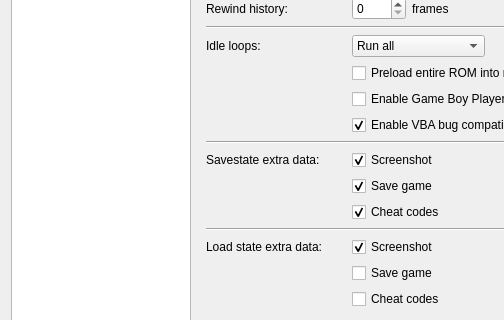
Before: the Qt Designer form src/platform/qt/SettingsView.ui in thenick775/mgba, drawn with Qt 5; both pictures show x 0 to 504 and y 145 to 465 of the 659 by 656 pixel window.
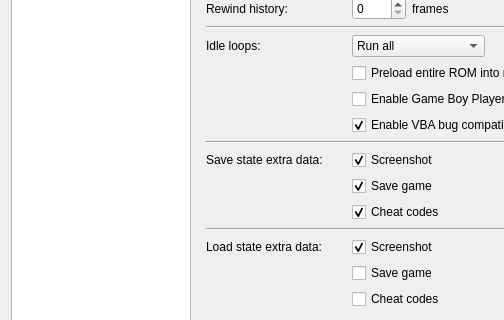
After: the same form once the commit is applied. The open tabs and pages were chosen to show the change.

Patch:
```diff
--- a/src/platform/qt/SettingsView.ui
+++ b/src/platform/qt/SettingsView.ui
@@ -1100,7 +1100,7 @@
        <item row="12" column="0">
         <widget class="QLabel" name="label_24">
          <property name="text">
-          <string>Savestate extra data:</string>
+          <string>Save state extra data:</string>
          </property>
         </widget>
        </item>
```
